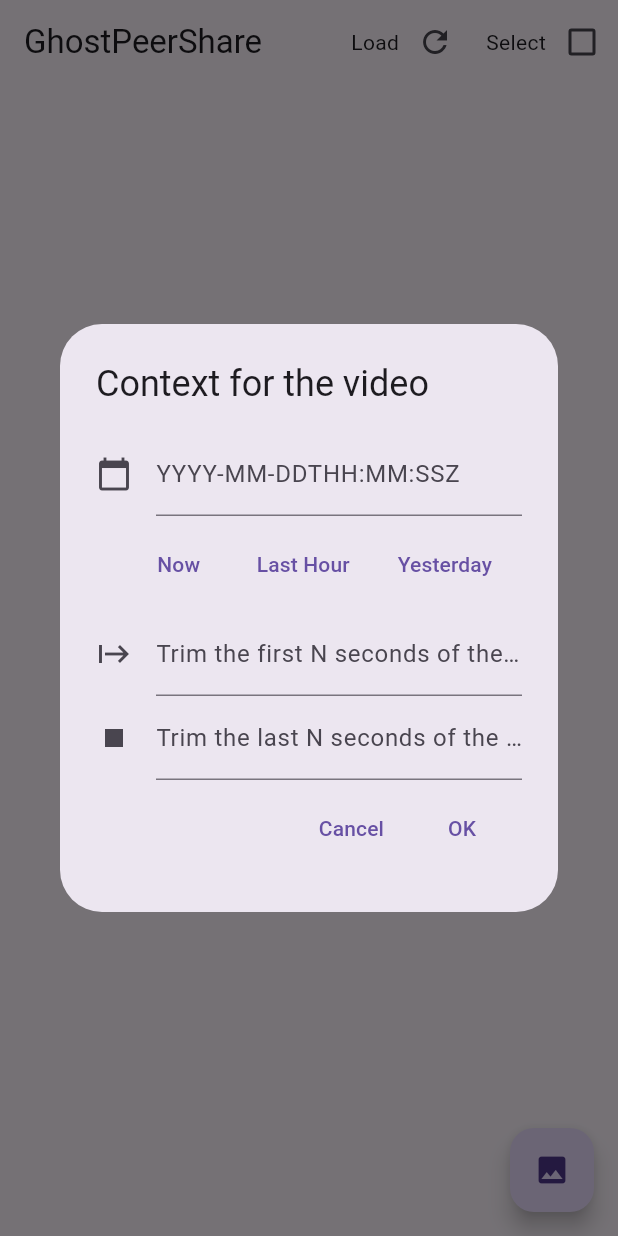
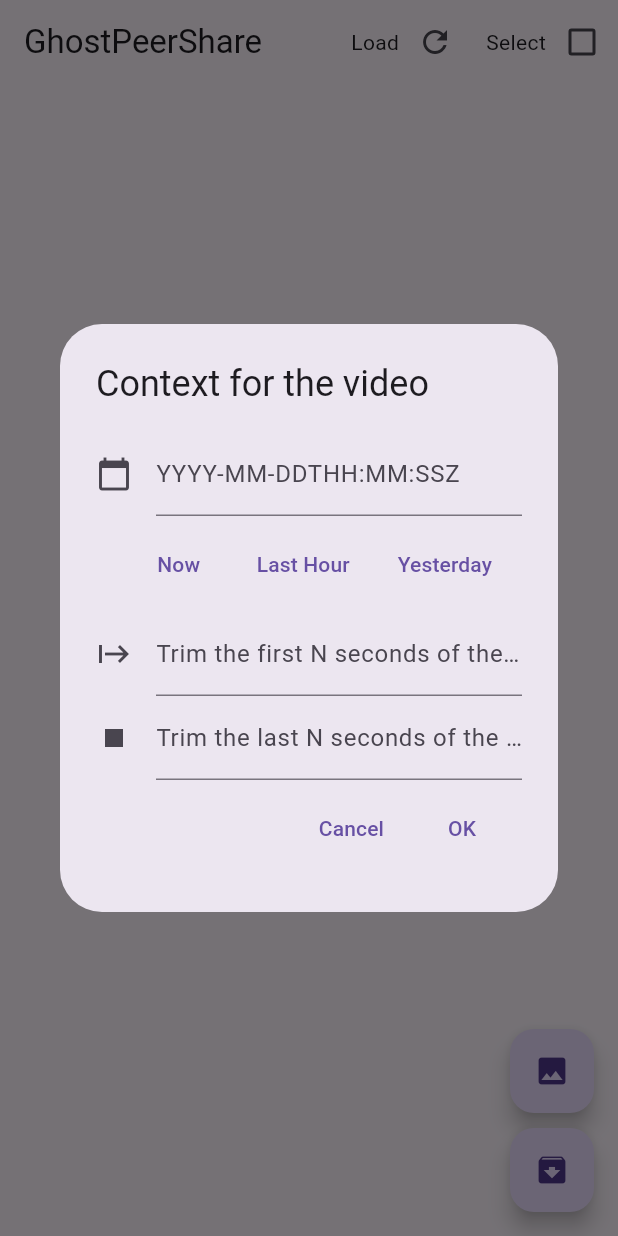
Before and after one commit to jeffmur/fhe-video-similarity, a Flutter app: the screen it shows after launch, after a tap on the "image" icon, on a phone screen of 412 x 824 dp. Run offline on Flutter 3.47's test engine with Material 3 defaults, Android fonts, the phone set to English and light mode, and no system bars; our stand-ins replace cross_file, csv, file_picker, image_picker, share_plus; missing offline and left inert: fhe_similarity_score, fhel, opencv_dart.

Commit message:
Upload zip, todo: parse

```diff
--- a/lib/media/manager.dart
+++ b/lib/media/manager.dart
@@ -7,13 +7,13 @@ import 'processor.dart';
 import 'cache.dart' show manifest;
 import 'primatives.dart' show opencvInfo, resolveNestedValue;
 import 'video.dart' show Thumbnail, Video, VideoMeta, FrameCount;
-import 'package:image_picker/image_picker.dart' show XFile, ImageSource;
 
 // Expose additional classes so caller doesn't have to import them separately
 export 'video.dart' show Video, Thumbnail;
 export 'processor.dart' show PreprocessType;
+export 'package:cross_file/cross_file.dart' show XFile;
 
-enum MediaType { video }
+enum MediaType { video, zip }
 
 /// Singleton class to manage all the media related operations
 ///
@@ -35,26 +35,19 @@ class Manager {
   Widget get backendInfoWidget =>
       Expanded(child: SingleChildScrollView(child: Text(backendInfo)));
 
-  /// Upload media from the gallery
-  ///
-  Future<XFile> xFileFromGallery(MediaType source) async {
-    switch (source) {
-      case MediaType.video:
-        return selectVideo(ImageSource.gallery);
-      default:
-        throw UnsupportedError('Unsupported media type');
-    }
-  }
-
   /// Select media from the gallery
   ///
   FloatingActionButton floatingSelectMediaFromGallery(
       MediaType mediaType,
       BuildContext context,
-      Function(XFile, DateTime, int, int) onMediaSelected) {
+      {void Function(XFile)? onXFileSelected,
+       void Function(XFile, DateTime, int, int)? onMediaSelected}
+      ) {
     switch (mediaType) {
       case MediaType.video:
-        return selectVideoFromGallery(context, onMediaSelected);
+        return selectVideoFromGallery(context, onMediaSelected!);
+      case MediaType.zip:
+        return selectZipFromSystem(context, onXFileSelected!);
       default:
         throw UnsupportedError('Unsupported media type');
     }
--- a/lib/media/uploader.dart
+++ b/lib/media/uploader.dart
@@ -4,6 +4,10 @@
 
 import 'package:flutter/material.dart';
 import 'package:image_picker/image_picker.dart';
+import 'package:file_picker/file_picker.dart';
+
+export 'package:image_picker/image_picker.dart' show ImageSource;
+export 'package:file_picker/file_picker.dart' show FileType;
 
 /// Pop up a dialog to select an image from the [ImageSource].
 ///
@@ -19,6 +23,14 @@ Future<XFile> selectVideo(ImageSource source) async {
   final ImagePicker picker = ImagePicker();
   final XFile? video = await picker.pickVideo(source: source);
   return video!;
+}
+
+/// Pop up a dialog to select a file.
+///
+Future<XFile> selectFile() async {
+  final FilePickerResult? file = await FilePicker.platform.pickFiles();
+  final String? path = file?.files.single.path;
+  return XFile(path!);
 }
 
 /// A floating action button to select an image.
@@ -41,6 +53,18 @@ FloatingActionButton selectVideoFromGallery(
     },
     tooltip: 'Select video',
     child: const Icon(Icons.image),
+  );
+}
+
+/// A floating action button to select a zip file.
+///
+FloatingActionButton selectZipFromSystem(
+    BuildContext context, Function(XFile) onZipSelected) {
+  return FloatingActionButton(
+    heroTag: 'selectZipFromSystem',
+    onPressed: () async => onZipSelected(await selectFile()),
+    tooltip: 'Select zip',
+    child: const Icon(Icons.archive),
   );
 }
 
--- a/lib/page/grid.dart
+++ b/lib/page/grid.dart
@@ -117,17 +117,22 @@ class _SelectableGridState extends State<SelectableGrid> {
             mainAxisAlignment: MainAxisAlignment.end,
             children: _selected.where((isTrue) => isTrue).length >= 2
                 ? [
-                    _selectImages(_selected, render, context, m),
+                    highlightThumbnails(_selected, render, context, m),
                     const SizedBox(height: 10),
-                    _upload(m, context, addThumbnailToRender),
+                    uploadVideo(m, context, addThumbnailToRender),
+                    const SizedBox(height: 10),
+                    uploadZip(m, context, addThumbnailToRender)
                   ]
-                : [_upload(m, context, addThumbnailToRender)]));
+                : [
+                    uploadVideo(m, context, addThumbnailToRender),
+                    const SizedBox(height: 10),
+                    uploadZip(m, context, addThumbnailToRender)
+                  ]));
   }
 }
 
-Widget _upload(Manager m, BuildContext context, Function(Thumbnail) renderAdd) {
-  return m.floatingSelectMediaFromGallery(MediaType.video, context,
-      (xfile, timestamp, trimStart, trimEnd) async {
+Future<void> handleUploadedVideo(XFile xfile, DateTime timestamp, int trimStart,
+    int trimEnd, void Function(Thumbnail) renderAdd) async {
   // Cache the video + metadata
   // Targets: {sha256}/{start}-{end}-{timestamp}/raw.mp4
   //          {sha256}/{start}-{end}-{timestamp}/meta.json
@@ -142,10 +147,37 @@ Widget _upload(Manager m, BuildContext context, Function(Thumbnail) renderAdd) {
       renderAdd(frame0);
     });
   });
-  });
 }
 
-Widget _selectImages(List<bool> selected, List<Thumbnail> thumbnails,
+Future<void> handleUploadedZip(
+    XFile xfile, void Function(Thumbnail) renderAdd) async {
+  // Parse the zip file
+  // Targets: {sha256}/{start}-{end}-{timestamp}/{algorithm}-{frameCount}.csv
+  //          {sha256}/{start}-{end}-{timestamp}/meta.json
+
+  print("Woohoo! We got a zip file!");
+}
+
+Widget uploadZip(
+    Manager m, BuildContext context, Function(Thumbnail) renderAdd) {
+  return m.floatingSelectMediaFromGallery(
+    MediaType.zip,
+    context,
+    onXFileSelected: (xfile) => handleUploadedZip(xfile, renderAdd),
+  );
+}
+
+Widget uploadVideo(
+    Manager m, BuildContext context, Function(Thumbnail) renderAdd) {
+  return m.floatingSelectMediaFromGallery(
+    MediaType.video,
+    context,
+    onMediaSelected: (xfile, timestamp, trimStart, trimEnd) =>
+        handleUploadedVideo(xfile, timestamp, trimStart, trimEnd, renderAdd),
+  );
+}
+
+Widget highlightThumbnails(List<bool> selected, List<Thumbnail> thumbnails,
     BuildContext context, Manager m) {
   return FloatingActionButton(
     heroTag: 'experiment',
--- a/pubspec.yaml
+++ b/pubspec.yaml
@@ -34,6 +34,7 @@ dependencies:
   csv: ^6.0.0
   path_provider: ^2.1.2
 
+  file_picker: ^8.1.2 # Select files from native file system
   image_picker: ^1.1.0 # Select images from native file system
   opencv_dart: ^1.2.1 # OpenCV
   fhel: ^0.0.12 # Fully Homomorphic Encryption Library
```
Also changed, not shown: pubspec.lock, 1 other file. Lines whose indentation alone changed are shown as unchanged.
